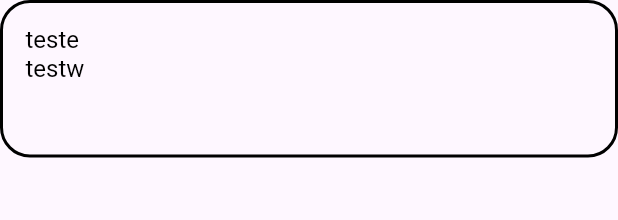
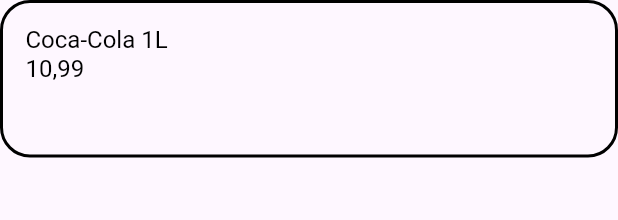
Before and after one commit to 912-Industries/PDV-Front, a Flutter app: the CardListagemPreco widget shown alone on an empty page, opened directly, on a phone screen of 412 x 824 dp. Shown: the top 220 px of the screen. Run offline on Flutter 3.47's test engine with Material 3 defaults, Android fonts, the phone set to English and light mode, and no system bars.

Commit message:
feat: alterar informações mockadas

```diff
--- a/lib/screens/home_page/widgets/listagem_descritivo_produto/listagem_produto.dart
+++ b/lib/screens/home_page/widgets/listagem_descritivo_produto/listagem_produto.dart
@@ -25,14 +25,14 @@ class _ListagemProdutoState extends State<ListagemProduto> {
       child: const Column(
         children: [
           CardListagemProduto(
-            descricaoProduto: 'teste',
+            descricaoProduto: 'Coca-Cola 1L',
           ),
           Padding(
             padding: EdgeInsets.only(top: 15),
             child: CardDescritivoProduto(
-              preco: 1.2,
+              preco: 10.99,
               quantidade: 1,
-              total: 1.5,
+              total: 10.99,
             ),
           ),
         ],
--- a/lib/screens/home_page/widgets/listagem_preco_produto/card_listagem_preco_produto.dart
+++ b/lib/screens/home_page/widgets/listagem_preco_produto/card_listagem_preco_produto.dart
@@ -20,9 +20,9 @@ class CardListagemPreco extends StatelessWidget {
             children: [
               RichText(
                 text: const TextSpan(
-                  text: "teste\n",
+                  text: "Coca-Cola 1L\n",
                   style: TextStyle(color: Colors.black, fontSize: 16),
-                  children: <TextSpan>[TextSpan(text: 'testw')],
+                  children: <TextSpan>[TextSpan(text: '10,99')],
                 ),
               ),
             ],
--- a/lib/screens/home_page/widgets/listagem_preco_produto/card_preco_total.dart
+++ b/lib/screens/home_page/widgets/listagem_preco_produto/card_preco_total.dart
@@ -38,7 +38,7 @@ class _CardPrecoTotalState extends State<CardPrecoTotal> {
             child: Align(
               alignment: Alignment.bottomRight,
               child: Text(
-                "Price",
+                "10,99",
                 style: TextStyle(
                     color: Colors.black,
                     fontSize: 20,
```
